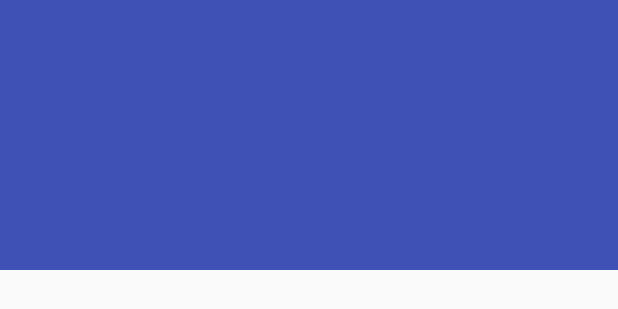
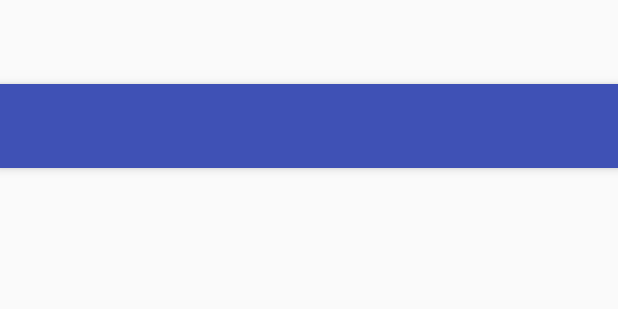
Before and after one commit to TecCheck/TG-Vertretung, an Android app: the layout activity_license.xml on its own in the app's theme, with its tools: preview values and no code run, on a phone screen of 412 x 824 dp. Shown: the top 309 px of the screen. Run offline under Robolectric (Android 15) with nearby library versions, the phone set to English and light mode, and no system bars.

Commit message:
Simplify layouts

```diff
--- a/app/src/main/java/de/coop/tgvertretung/activity/SubjectSymbolsActivity.java
+++ b/app/src/main/java/de/coop/tgvertretung/activity/SubjectSymbolsActivity.java
@@ -183,7 +183,7 @@ public class SubjectSymbolsActivity extends AppCompatActivity implements View.On
         @NonNull
         @Override
         public ViewHolder onCreateViewHolder(@NonNull ViewGroup viewGroup, int i) {
-            View v = LayoutInflater.from(viewGroup.getContext()).inflate(R.layout.symbol_entry_item, viewGroup, false);
+            View v = LayoutInflater.from(viewGroup.getContext()).inflate(R.layout.item_symbol_entry, viewGroup, false);
             return new ViewHolder(v);
         }
 
--- a/app/src/main/java/de/coop/tgvertretung/activity/TimeTableEditActivity.java
+++ b/app/src/main/java/de/coop/tgvertretung/activity/TimeTableEditActivity.java
@@ -228,7 +228,7 @@ public class TimeTableEditActivity extends AppCompatActivity {
 
         @Override
         public View getDropDownView(int position, View convertView, ViewGroup parent) {
-            View view = LayoutInflater.from(getApplicationContext()).inflate(R.layout.symbol_entry_item, parent, false);
+            View view = LayoutInflater.from(getApplicationContext()).inflate(R.layout.item_symbol_entry, parent, false);
             TextView textView = view.findViewById(R.id.textView);
             textView.setTextColor(getResources().getColor(R.color.primary_item_color));
 
--- a/app/src/main/java/de/coop/tgvertretung/adapter/TableEntryAdapter.java
+++ b/app/src/main/java/de/coop/tgvertretung/adapter/TableEntryAdapter.java
@@ -32,7 +32,7 @@ class TableEntryAdapter extends RecyclerView.Adapter<TableEntryAdapter.ViewHolde
 
     @Override
     public TableEntryAdapter.ViewHolder onCreateViewHolder(ViewGroup parent, int viewType) {
-        CardView cardView = (CardView) LayoutInflater.from(parent.getContext()).inflate(R.layout.table_entry_item, parent, false);
+        CardView cardView = (CardView) LayoutInflater.from(parent.getContext()).inflate(R.layout.item_table_entry, parent, false);
         return new ViewHolder(cardView);
     }
 
@@ -45,7 +45,7 @@ class TableEntryAdapter extends RecyclerView.Adapter<TableEntryAdapter.ViewHolde
         TextView hour = cardView.findViewById(R.id.hour);
         TextView entryText = cardView.findViewById(R.id.entry);
         TextView info = cardView.findViewById(R.id.info_text);
-        ImageView imageView = cardView.findViewById(R.id.imageView2);
+        ImageView imageView = cardView.findViewById(R.id.icon);
 
         imageView.setVisibility(View.GONE);
         schoolClass.setText(Utils.checkEmptyString(entry.getSchoolClass()));
--- a/app/src/main/java/de/coop/tgvertretung/adapter/TableFragment.java
+++ b/app/src/main/java/de/coop/tgvertretung/adapter/TableFragment.java
@@ -39,7 +39,7 @@ public class TableFragment extends Fragment {
         super.onCreateView(inflater, container, savedInstanceState);
 
         // Get the Views
-        ViewGroup rootView = (ViewGroup) inflater.inflate(R.layout.fragment_main, container, false);
+        ViewGroup rootView = (ViewGroup) inflater.inflate(R.layout.fragment_table, container, false);
         TextView label = rootView.findViewById(R.id.label);
         TextView label2 = rootView.findViewById(R.id.label2);
         RecyclerView recyclerView = rootView.findViewById(R.id.recycler_view);
--- a/app/src/main/java/de/coop/tgvertretung/adapter/TimeTableEntryAdapter.java
+++ b/app/src/main/java/de/coop/tgvertretung/adapter/TimeTableEntryAdapter.java
@@ -26,7 +26,7 @@ class TimeTableEntryAdapter extends RecyclerView.Adapter<TimeTableEntryAdapter.V
 
     @Override
     public TimeTableEntryAdapter.ViewHolder onCreateViewHolder(ViewGroup parent, int viewType) {
-        CardView cardView = (CardView) LayoutInflater.from(parent.getContext()).inflate(R.layout.table_entry_item, parent, false);
+        CardView cardView = (CardView) LayoutInflater.from(parent.getContext()).inflate(R.layout.item_table_entry, parent, false);
         return new ViewHolder(cardView);
     }
 
@@ -41,7 +41,7 @@ class TimeTableEntryAdapter extends RecyclerView.Adapter<TimeTableEntryAdapter.V
         TextView hour = cardView.findViewById(R.id.hour);
         TextView entryText = cardView.findViewById(R.id.entry);
         TextView info = cardView.findViewById(R.id.info_text);
-        ImageView imageView = cardView.findViewById(R.id.imageView2);
+        ImageView imageView = cardView.findViewById(R.id.icon);
         if (position == Settings.settings.myNewTimeTable.getDaySize(TimeTableFragment.week, dayOfWeek)) {
             imageView.setVisibility(View.VISIBLE);
             entryText.setVisibility(View.VISIBLE);
--- a/app/src/main/java/de/coop/tgvertretung/adapter/TimeTableFragment.java
+++ b/app/src/main/java/de/coop/tgvertretung/adapter/TimeTableFragment.java
@@ -14,7 +14,6 @@ import android.widget.TextView;
 
 import de.coop.tgvertretung.R;
 import de.coop.tgvertretung.activity.TimeTableEditActivity;
-import de.coop.tgvertretung.utils.Utils;
 import de.sematre.tg.Week;
 
 public class TimeTableFragment extends Fragment implements RecyclerItemClickListener.OnItemClickListener {
@@ -42,7 +41,7 @@ public class TimeTableFragment extends Fragment implements RecyclerItemClickList
         super.onCreateView(inflater, container, savedInstanceState);
 
         // Get the Views
-        ViewGroup rootView = (ViewGroup) inflater.inflate(R.layout.fragment_main, container, false);
+        ViewGroup rootView = (ViewGroup) inflater.inflate(R.layout.fragment_table, container, false);
         label = rootView.findViewById(R.id.label);
         TextView label2 = rootView.findViewById(R.id.label2);
         recyclerView = rootView.findViewById(R.id.recycler_view);
--- a/app/src/main/res/layout/activity_license.xml
+++ b/app/src/main/res/layout/activity_license.xml
@@ -8,42 +8,34 @@
     tools:context=".activity.LicenseActivity">
 
     <com.google.android.material.appbar.AppBarLayout
-        android:id="@+id/app_bar"
         android:layout_width="match_parent"
-        android:layout_height="@dimen/app_bar_height"
-        android:fitsSystemWindows="true"
-        android:theme="@style/AppTheme.AppBarOverlay">
+        android:layout_height="wrap_content"
+        android:fitsSystemWindows="false"
+        android:theme="@style/AppTheme.AppBarOverlay"
+        app:expanded="false">
 
-        <com.google.android.material.appbar.CollapsingToolbarLayout
-            android:id="@+id/toolbar_layout"
+        <androidx.appcompat.widget.Toolbar
+            android:id="@+id/toolbar"
             android:layout_width="match_parent"
-            android:layout_height="match_parent"
-            android:fitsSystemWindows="true"
-            app:contentScrim="?attr/colorPrimary"
-            app:layout_scrollFlags="scroll|exitUntilCollapsed"
-            app:toolbarId="@+id/toolbar">
-
-            <androidx.appcompat.widget.Toolbar
-                android:id="@+id/toolbar"
-                android:layout_width="match_parent"
-                android:layout_height="?attr/actionBarSize"
-                app:layout_collapseMode="pin"
-                app:popupTheme="@style/AppTheme.PopupOverlay" />
-
-            <!--ImageButton
-                android:id="@+id/imageButton"
-                android:layout_width="50dp"
-                android:layout_height="50dp"
-                android:layout_gravity="bottom|end"
-                android:background="@android:color/transparent"
-                android:elevation="0dp"
-                android:scaleType="centerCrop"
-                app:layout_collapseMode="pin"
-                app:srcCompat="@drawable/ic_github" /!-->
-
-        </com.google.android.material.appbar.CollapsingToolbarLayout>
+            android:layout_height="?attr/actionBarSize"
+            android:background="?attr/colorPrimary"
+            app:popupTheme="@style/AppTheme.PopupOverlay" />
     </com.google.android.material.appbar.AppBarLayout>
 
-    <include layout="@layout/content_license"/>
+    <androidx.core.widget.NestedScrollView
+        android:layout_width="match_parent"
+        android:layout_height="match_parent"
+        app:layout_behavior="@string/appbar_scrolling_view_behavior"
+        tools:context=".activity.LicenseActivity"
+        tools:showIn="@layout/activity_license">
+
+        <TextView
+            android:id="@+id/license_content_text"
+            android:layout_width="wrap_content"
+            android:layout_height="wrap_content"
+            android:layout_margin="@dimen/text_margin"
+            android:textSize="10sp" />
+
+    </androidx.core.widget.NestedScrollView>
 
 </androidx.coordinatorlayout.widget.CoordinatorLayout>
--- a/app/src/main/res/layout/activity_subject_symbols.xml
+++ b/app/src/main/res/layout/activity_subject_symbols.xml
@@ -19,5 +19,5 @@
         app:layout_constraintStart_toStartOf="parent"
         app:layout_constraintTop_toTopOf="parent"
         tools:itemCount="5"
-        tools:listitem="@layout/symbol_entry_item" />
+        tools:listitem="@layout/item_symbol_entry" />
 </androidx.constraintlayout.widget.ConstraintLayout>
--- a/app/src/main/res/layout/content_license.xml
+++ /dev/null
@@ -1,33 +0,0 @@
-<?xml version="1.0" encoding="utf-8"?>
-<androidx.core.widget.NestedScrollView xmlns:android="http://schemas.android.com/apk/res/android"
-    xmlns:app="http://schemas.android.com/apk/res-auto"
-    xmlns:tools="http://schemas.android.com/tools"
-    android:layout_width="match_parent"
-    android:layout_height="match_parent"
-    app:layout_behavior="@string/appbar_scrolling_view_behavior"
-    tools:context=".activity.LicenseActivity"
-    tools:showIn="@layout/activity_license">
-
-        <LinearLayout
-            android:layout_width="wrap_content"
-            android:layout_height="wrap_content"
-            android:orientation="vertical">
-
-            <Space
-                android:layout_width="match_parent"
-                android:layout_height="5dp" />
-
-            <TextView
-                android:id="@+id/license_content_text"
-                android:layout_width="wrap_content"
-                android:layout_height="wrap_content"
-                android:layout_margin="@dimen/text_margin"
-                android:textSize="10sp" />
-
-            <Space
-                android:layout_width="match_parent"
-                android:layout_height="5dp" />
-
-        </LinearLayout>
-
-</androidx.core.widget.NestedScrollView>
```
Also changed, not shown: app/src/main/AndroidManifest.xml (+11 -11 lines), app/src/main/java/de/coop/tgvertretung/activity/SettingsActivity.java (+11 -0 lines), app/src/main/res/layout/activity_main.xml (+34 -6 lines), app/src/main/res/layout/activity_settings.xml (+3 -8 lines), app/src/main/res/layout/content_main.xml (deleted, +0 -48 lines), app/src/main/res/layout/fragment_main.xml (deleted, +0 -99 lines), app/src/main/res/layout/fragment_table.xml (added, +90 -0 lines), app/src/main/res/layout/item_table_entry.xml (renamed from app/src/main/res/layout/table_entry_item.xml, +7 -11 lines), app/src/main/res/values/strings.xml (+0 -16 lines), app/src/main/res/layout/item_symbol_entry.xml (renamed from app/src/main/res/layout/symbol_entry_item.xml).
